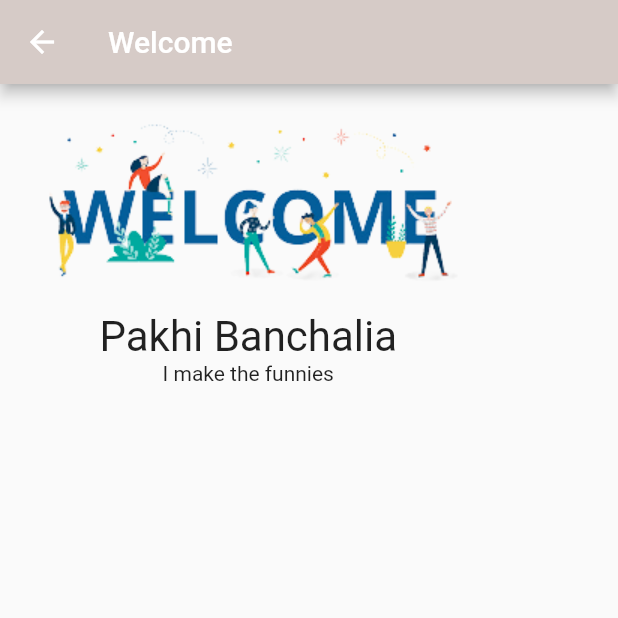
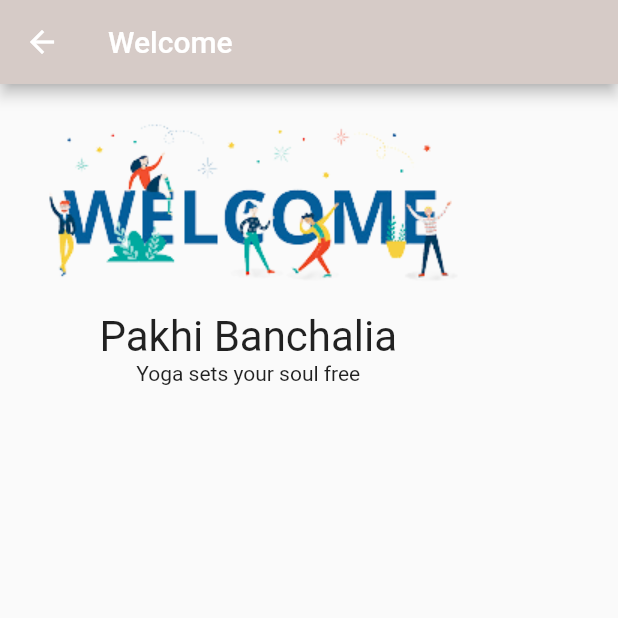
Before and after one commit to Pakhi07/amFOSS-tasks, a Flutter app: the HomeScreen screen opened directly, on a phone screen of 412 x 824 dp, the top half of it. Run offline on Flutter 3.47's test engine with Material 2 defaults, Android fonts, the phone set to English and light mode, and no system bars; our stand-ins replace dots_indicator, introduction_screen.

Commit message:
Update main.dart

```diff
--- a/task-06/flutter_yoga/lib/main.dart
+++ b/task-06/flutter_yoga/lib/main.dart
@@ -105,7 +105,7 @@ class HomeScreen extends StatelessWidget {
                   textAlign: TextAlign.center,
                 ),
                 const Text(
-                  'I make the funnies',
+                  'Yoga sets your soul free',
                   textAlign: TextAlign.center,
                   textScaleFactor: 1,
                 )
```
